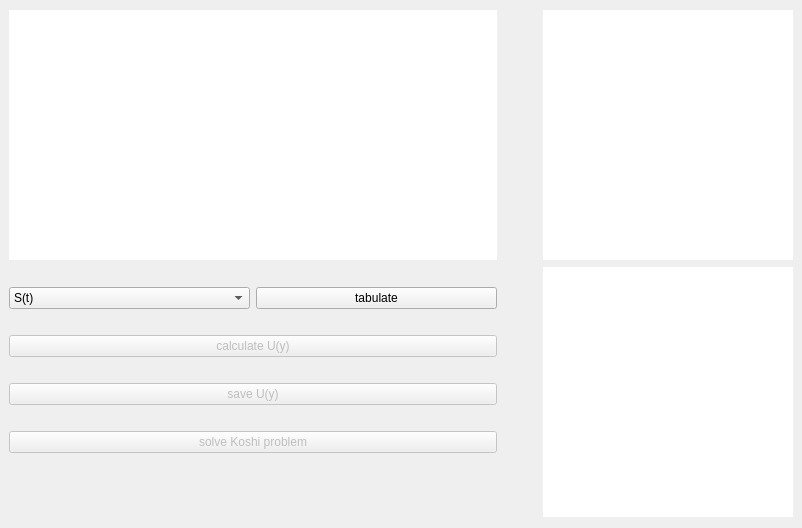
Andrey-Tkachev/threshold-dynamics, file ui_raw/main_window.ui: the form before one commit.
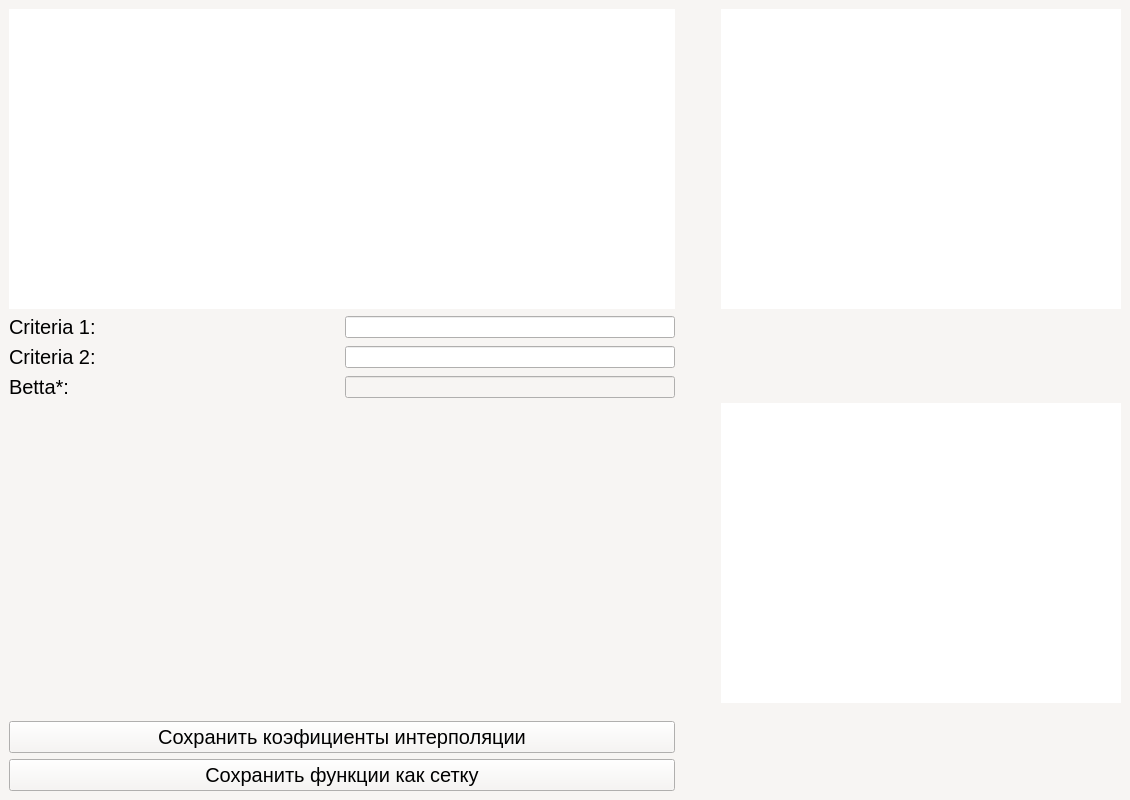
The form after the commit. Custom widgets are drawn as their Qt base class.

```diff
--- a/ui_raw/main_window.ui
+++ b/ui_raw/main_window.ui
@@ -6,13 +6,437 @@
    <rect>
     <x>0</x>
     <y>0</y>
-    <width>802</width>
-    <height>528</height>
+    <width>1130</width>
+    <height>800</height>
    </rect>
   </property>
+  <property name="minimumSize">
+   <size>
+    <width>1024</width>
+    <height>800</height>
+   </size>
+  </property>
+  <property name="palette">
+   <palette>
+    <active>
+     <colorrole role="WindowText">
+      <brush brushstyle="SolidPattern">
+       <color alpha="255">
+        <red>0</red>
+        <green>0</green>
+        <blue>0</blue>
+       </color>
+      </brush>
+     </colorrole>
+     <colorrole role="Button">
+      <brush brushstyle="SolidPattern">
+       <color alpha="255">
+        <red>247</red>
+        <green>245</green>
+        <blue>243</blue>
+       </color>
+      </brush>
+     </colorrole>
+     <colorrole role="Light">
+      <brush brushstyle="SolidPattern">
+       <color alpha="255">
+        <red>255</red>
+        <green>255</green>
+        <blue>255</blue>
+       </color>
+      </brush>
+     </colorrole>
+     <colorrole role="Midlight">
+      <brush brushstyle="SolidPattern">
+       <color alpha="255">
+        <red>251</red>
+        <green>250</green>
+        <blue>249</blue>
+       </color>
+      </brush>
+     </colorrole>
+     <colorrole role="Dark">
+      <brush brushstyle="SolidPattern">
+       <color alpha="255">
+        <red>123</red>
+        <green>122</green>
+        <blue>121</blue>
+       </color>
+      </brush>
+     </colorrole>
+     <colorrole role="Mid">
+      <brush brushstyle="SolidPattern">
+       <color alpha="255">
+        <red>165</red>
+        <green>163</green>
+        <blue>162</blue>
+       </color>
+      </brush>
+     </colorrole>
+     <colorrole role="Text">
+      <brush brushstyle="SolidPattern">
+       <color alpha="255">
+        <red>0</red>
+        <green>0</green>
+        <blue>0</blue>
+       </color>
+      </brush>
+     </colorrole>
+     <colorrole role="BrightText">
+      <brush brushstyle="SolidPattern">
+       <color alpha="255">
+        <red>255</red>
+        <green>255</green>
+        <blue>255</blue>
+       </color>
+      </brush>
+     </colorrole>
+     <colorrole role="ButtonText">
+      <brush brushstyle="SolidPattern">
+       <color alpha="255">
+        <red>0</red>
+        <green>0</green>
+        <blue>0</blue>
+       </color>
+      </brush>
+     </colorrole>
+     <colorrole role="Base">
+      <brush brushstyle="SolidPattern">
+       <color alpha="255">
+        <red>255</red>
+        <green>255</green>
+        <blue>255</blue>
+       </color>
+      </brush>
+     </colorrole>
+     <colorrole role="Window">
+      <brush brushstyle="SolidPattern">
+       <color alpha="255">
+        <red>247</red>
+        <green>245</green>
+        <blue>243</blue>
+       </color>
+      </brush>
+     </colorrole>
+     <colorrole role="Shadow">
+      <brush brushstyle="SolidPattern">
+       <color alpha="255">
+        <red>0</red>
+        <green>0</green>
+        <blue>0</blue>
+       </color>
+      </brush>
+     </colorrole>
+     <colorrole role="AlternateBase">
+      <brush brushstyle="SolidPattern">
+       <color alpha="255">
+        <red>251</red>
+        <green>250</green>
+        <blue>249</blue>
+       </color>
+      </brush>
+     </colorrole>
+     <colorrole role="ToolTipBase">
+      <brush brushstyle="SolidPattern">
+       <color alpha="255">
+        <red>255</red>
+        <green>255</green>
+        <blue>220</blue>
+       </color>
+      </brush>
+     </colorrole>
+     <colorrole role="ToolTipText">
+      <brush brushstyle="SolidPattern">
+       <color alpha="255">
+        <red>0</red>
+        <green>0</green>
+        <blue>0</blue>
+       </color>
+      </brush>
+     </colorrole>
+    </active>
+    <inactive>
+     <colorrole role="WindowText">
+      <brush brushstyle="SolidPattern">
+       <color alpha="255">
+        <red>0</red>
+        <green>0</green>
+        <blue>0</blue>
+       </color>
+      </brush>
+     </colorrole>
+     <colorrole role="Button">
+      <brush brushstyle="SolidPattern">
+       <color alpha="255">
+        <red>247</red>
+        <green>245</green>
+        <blue>243</blue>
+       </color>
+      </brush>
+     </colorrole>
+     <colorrole role="Light">
+      <brush brushstyle="SolidPattern">
+       <color alpha="255">
+        <red>255</red>
+        <green>255</green>
+        <blue>255</blue>
+       </color>
+      </brush>
+     </colorrole>
+     <colorrole role="Midlight">
+      <brush brushstyle="SolidPattern">
+       <color alpha="255">
+        <red>251</red>
+        <green>250</green>
+        <blue>249</blue>
+       </color>
+      </brush>
+     </colorrole>
+     <colorrole role="Dark">
+      <brush brushstyle="SolidPattern">
+       <color alpha="255">
+        <red>123</red>
+        <green>122</green>
+        <blue>121</blue>
+       </color>
+      </brush>
+     </colorrole>
+     <colorrole role="Mid">
+      <brush brushstyle="SolidPattern">
+       <color alpha="255">
+        <red>165</red>
+        <green>163</green>
+        <blue>162</blue>
+       </color>
+      </brush>
+     </colorrole>
+     <colorrole role="Text">
+      <brush brushstyle="SolidPattern">
+       <color alpha="255">
+        <red>0</red>
+        <green>0</green>
+        <blue>0</blue>
+       </color>
+      </brush>
+     </colorrole>
+     <colorrole role="BrightText">
+      <brush brushstyle="SolidPattern">
+       <color alpha="255">
+        <red>255</red>
+        <green>255</green>
+        <blue>255</blue>
+       </color>
+      </brush>
+     </colorrole>
+     <colorrole role="ButtonText">
+      <brush brushstyle="SolidPattern">
+       <color alpha="255">
+        <red>0</red>
+        <green>0</green>
+        <blue>0</blue>
+       </color>
+      </brush>
+     </colorrole>
+     <colorrole role="Base">
+      <brush brushstyle="SolidPattern">
+       <color alpha="255">
+        <red>255</red>
+        <green>255</green>
+        <blue>255</blue>
+       </color>
+      </brush>
+     </colorrole>
+     <colorrole role="Window">
+      <brush brushstyle="SolidPattern">
+       <color alpha="255">
+        <red>247</red>
+        <green>245</green>
+        <blue>243</blue>
+       </color>
+      </brush>
+     </colorrole>
+     <colorrole role="Shadow">
+      <brush brushstyle="SolidPattern">
+       <color alpha="255">
+        <red>0</red>
+        <green>0</green>
+        <blue>0</blue>
+       </color>
+      </brush>
+     </colorrole>
+     <colorrole role="AlternateBase">
+      <brush brushstyle="SolidPattern">
+       <color alpha="255">
+        <red>251</red>
+        <green>250</green>
+        <blue>249</blue>
+       </color>
+      </brush>
+     </colorrole>
+     <colorrole role="ToolTipBase">
+      <brush brushstyle="SolidPattern">
+       <color alpha="255">
+        <red>255</red>
+        <green>255</green>
+        <blue>220</blue>
+       </color>
+      </brush>
+     </colorrole>
+     <colorrole role="ToolTipText">
+      <brush brushstyle="SolidPattern">
+       <color alpha="255">
+        <red>0</red>
+        <green>0</green>
+        <blue>0</blue>
+       </color>
+      </brush>
+     </colorrole>
+    </inactive>
+    <disabled>
+     <colorrole role="WindowText">
+      <brush brushstyle="SolidPattern">
+       <color alpha="255">
+        <red>123</red>
+        <green>122</green>
+        <blue>121</blue>
+       </color>
+      </brush>
+     </colorrole>
+     <colorrole role="Button">
+      <brush brushstyle="SolidPattern">
+       <color alpha="255">
+        <red>247</red>
+        <green>245</green>
+        <blue>243</blue>
+       </color>
+      </brush>
+     </colorrole>
+     <colorrole role="Light">
+      <brush brushstyle="SolidPattern">
+       <color alpha="255">
+        <red>255</red>
+        <green>255</green>
+        <blue>255</blue>
+       </color>
+      </brush>
+     </colorrole>
+     <colorrole role="Midlight">
+      <brush brushstyle="SolidPattern">
+       <color alpha="255">
+        <red>251</red>
+        <green>250</green>
+        <blue>249</blue>
+       </color>
+      </brush>
+     </colorrole>
+     <colorrole role="Dark">
+      <brush brushstyle="SolidPattern">
+       <color alpha="255">
+        <red>123</red>
+        <green>122</green>
+        <blue>121</blue>
+       </color>
+      </brush>
+     </colorrole>
+     <colorrole role="Mid">
+      <brush brushstyle="SolidPattern">
+       <color alpha="255">
+        <red>165</red>
+        <green>163</green>
+        <blue>162</blue>
+       </color>
+      </brush>
+     </colorrole>
+     <colorrole role="Text">
+      <brush brushstyle="SolidPattern">
+       <color alpha="255">
+        <red>123</red>
+        <green>122</green>
+        <blue>121</blue>
+       </color>
+      </brush>
+     </colorrole>
+     <colorrole role="BrightText">
+      <brush brushstyle="SolidPattern">
+       <color alpha="255">
+        <red>255</red>
+        <green>255</green>
+        <blue>255</blue>
+       </color>
+      </brush>
+     </colorrole>
+     <colorrole role="ButtonText">
+      <brush brushstyle="SolidPattern">
+       <color alpha="255">
+        <red>123</red>
+        <green>122</green>
+        <blue>121</blue>
+       </color>
+      </brush>
+     </colorrole>
+     <colorrole role="Base">
+      <brush brushstyle="SolidPattern">
+       <color alpha="255">
+        <red>247</red>
+        <green>245</green>
+        <blue>243</blue>
+       </color>
+      </brush>
+     </colorrole>
+     <colorrole role="Window">
+      <brush brushstyle="SolidPattern">
+       <color alpha="255">
+        <red>247</red>
+        <green>245</green>
+        <blue>243</blue>
+       </color>
+      </brush>
+     </colorrole>
+     <colorrole role="Shadow">
+      <brush brushstyle="SolidPattern">
+       <color alpha="255">
+        <red>0</red>
+        <green>0</green>
+        <blue>0</blue>
+       </color>
+      </brush>
+     </colorrole>
+     <colorrole role="AlternateBase">
+      <brush brushstyle="SolidPattern">
+       <color alpha="255">
+        <red>247</red>
+        <green>245</green>
+        <blue>243</blue>
+       </color>
+      </brush>
+     </colorrole>
+     <colorrole role="ToolTipBase">
+      <brush brushstyle="SolidPattern">
+       <color alpha="255">
+        <red>255</red>
+        <green>255</green>
+        <blue>220</blue>
+       </color>
+      </brush>
+     </colorrole>
+     <colorrole role="ToolTipText">
+      <brush brushstyle="SolidPattern">
+       <color alpha="255">
+        <red>0</red>
+        <green>0</green>
+        <blue>0</blue>
+       </color>
+      </brush>
+     </colorrole>
+    </disabled>
+   </palette>
+  </property>
   <property name="windowTitle">
    <string>MainWindow</string>
   </property>
+  <property name="autoFillBackground">
+   <bool>true</bool>
+  </property>
   <widget class="QWidget" name="centralwidget">
    <layout class="QVBoxLayout" name="verticalLayout">
     <item>
@@ -23,7 +447,7 @@
       <item>
        <widget class="PlotWidget" name="planWidget" native="true">
         <property name="sizePolicy">
-         <sizepolicy hsizetype="Fixed" vsizetype="Fixed">
+         <sizepolicy hsizetype="Expanding" vsizetype="Fixed">
           <horstretch>0</horstretch>
           <verstretch>0</verstretch>
          </sizepolicy>
@@ -31,12 +455,12 @@
         <property name="minimumSize">
          <size>
           <width>480</width>
-          <height>250</height>
+          <height>300</height>
          </size>
         </property>
         <property name="maximumSize">
          <size>
-          <width>500</width>
+          <width>16777215</width>
           <height>16777215</height>
          </size>
         </property>
@@ -486,8 +910,8 @@
         </property>
         <property name="minimumSize">
          <size>
-          <width>250</width>
-          <height>250</height>
+          <width>400</width>
+          <height>300</height>
          </size>
         </property>
         <property name="palette">
@@ -918,101 +1342,147 @@
        <layout class="QVBoxLayout" name="verticalLayout_2">
         <item>
          <layout class="QHBoxLayout" name="horizontalLayout">
-          <property name="sizeConstraint">
-           <enum>QLayout::SetMinimumSize</enum>
-          </property>
           <item>
-           <widget class="QComboBox" name="comboBox">
-            <item>
-             <property name="text">
-              <string>S(t)</string>
-             </property>
-            </item>
-            <item>
-             <property name="text">
-              <string>u(y)</string>
-             </property>
-            </item>
-            <item>
-             <property name="text">
-              <string>z(t)</string>
-             </property>
-            </item>
-            <item>
-             <property name="text">
-              <string>p(w)</string>
-             </property>
-            </item>
+           <widget class="QLabel" name="label">
+            <property name="sizePolicy">
+             <sizepolicy hsizetype="Expanding" vsizetype="Fixed">
+              <horstretch>0</horstretch>
+              <verstretch>0</verstretch>
+             </sizepolicy>
+            </property>
+            <property name="minimumSize">
+             <size>
+              <width>240</width>
+              <height>0</height>
+             </size>
+            </property>
+            <property name="font">
+             <font>
+              <pointsize>15</pointsize>
+             </font>
+            </property>
+            <property name="text">
+             <string>Criteria 1:</string>
+            </property>
            </widget>
           </item>
           <item>
-           <widget class="QPushButton" name="tabulateP">
+           <widget class="QLineEdit" name="firstCrtField">
             <property name="sizePolicy">
-             <sizepolicy hsizetype="Minimum" vsizetype="Fixed">
+             <sizepolicy hsizetype="Expanding" vsizetype="Fixed">
               <horstretch>0</horstretch>
               <verstretch>0</verstretch>
              </sizepolicy>
             </property>
-            <property name="maximumSize">
+            <property name="minimumSize">
              <size>
-              <width>16777</width>
-              <height>16777215</height>
+              <width>240</width>
+              <height>0</height>
              </size>
             </property>
-            <property name="layoutDirection">
-             <enum>Qt::LeftToRight</enum>
+            <property name="readOnly">
+             <bool>true</bool>
             </property>
+           </widget>
+          </item>
+         </layout>
+        </item>
+        <item>
+         <layout class="QHBoxLayout" name="horizontalLayout_2">
+          <item>
+           <widget class="QLabel" name="label_2">
+            <property name="sizePolicy">
+             <sizepolicy hsizetype="Expanding" vsizetype="Preferred">
+              <horstretch>0</horstretch>
+              <verstretch>0</verstretch>
+             </sizepolicy>
+            </property>
+            <property name="minimumSize">
+             <size>
+              <width>240</width>
+              <height>0</height>
+             </size>
+            </property>
+            <property name="font">
+             <font>
+              <pointsize>15</pointsize>
+             </font>
+            </property>
             <property name="text">
-             <string>tabulate</string>
+             <string>Criteria 2:</string>
             </property>
            </widget>
           </item>
+          <item>
+           <widget class="QLineEdit" name="secondCrtField">
+            <property name="sizePolicy">
+             <sizepolicy hsizetype="Expanding" vsizetype="Fixed">
+              <horstretch>0</horstretch>
+              <verstretch>0</verstretch>
+             </sizepolicy>
+            </property>
+            <property name="minimumSize">
+             <size>
+              <width>240</width>
+              <height>0</height>
+             </size>
+            </property>
+            <property name="readOnly">
+             <bool>true</bool>
+            </property>
+           </widget>
+          </item>
          </layout>
         </item>
         <item>
-         <widget class="QPushButton" name="caltulateU">
-          <property name="enabled">
-           <bool>false</bool>
-          </property>
-          <property name="maximumSize">
-           <size>
-            <width>16775</width>
-            <height>16777215</height>
-           </size>
-          </property>
-          <property name="layoutDirection">
-           <enum>Qt::LeftToRight</enum>
-          </property>
-          <property name="text">
-           <string>calculate U(y)</string>
-          </property>
-         </widget>
-        </item>
-        <item>
-         <widget class="QPushButton" name="saveU">
-          <property name="enabled">
-           <bool>false</bool>
-          </property>
-          <property name="sizePolicy">
-           <sizepolicy hsizetype="Minimum" vsizetype="Fixed">
-            <horstretch>0</horstretch>
-            <verstretch>0</verstretch>
-           </sizepolicy>
-          </property>
-          <property name="text">
-           <string>save U(y)</string>
-          </property>
-         </widget>
-        </item>
-        <item>
-         <widget class="QPushButton" name="solveKoshi">
-          <property name="enabled">
-           <bool>false</bool>
-          </property>
-          <property name="text">
-           <string>solve Koshi problem</string>
-          </property>
-         </widget>
+         <layout class="QHBoxLayout" name="horizontalLayout_4">
+          <item>
+           <widget class="QLabel" name="label_3">
+            <property name="sizePolicy">
+             <sizepolicy hsizetype="Expanding" vsizetype="Preferred">
+              <horstretch>0</horstretch>
+              <verstretch>0</verstretch>
+             </sizepolicy>
+            </property>
+            <property name="minimumSize">
+             <size>
+              <width>240</width>
+              <height>0</height>
+             </size>
+            </property>
+            <property name="font">
+             <font>
+              <pointsize>15</pointsize>
+             </font>
+            </property>
+            <property name="text">
+             <string>Betta*:</string>
+            </property>
+           </widget>
+          </item>
+          <item>
+           <widget class="QLineEdit" name="bettaField">
+            <property name="enabled">
+             <bool>false</bool>
+            </property>
+            <property name="sizePolicy">
+             <sizepolicy hsizetype="Expanding" vsizetype="Fixed">
+              <horstretch>0</horstretch>
+              <verstretch>0</verstretch>
+             </sizepolicy>
+            </property>
+            <property name="minimumSize">
+             <size>
+              <width>240</width>
+              <height>0</height>
+             </size>
+            </property>
+            <property name="readOnly">
+             <bool>true</bool>
+            </property>
+           </widget>
+          </item>
+         </layout>
         </item>
         <item>
          <spacer name="verticalSpacer">
@@ -1020,7 +1490,7 @@
            <enum>Qt::Vertical</enum>
           </property>
           <property name="sizeType">
-           <enum>QSizePolicy::Preferred</enum>
+           <enum>QSizePolicy::MinimumExpanding</enum>
           </property>
           <property name="sizeHint" stdset="0">
            <size>
@@ -1030,6 +1500,54 @@
           </property>
          </spacer>
         </item>
+        <item>
+         <widget class="QPushButton" name="saveInterpolation">
+          <property name="sizePolicy">
+           <sizepolicy hsizetype="Expanding" vsizetype="Fixed">
+            <horstretch>0</horstretch>
+            <verstretch>0</verstretch>
+           </sizepolicy>
+          </property>
+          <property name="minimumSize">
+           <size>
+            <width>400</width>
+            <height>0</height>
+           </size>
+          </property>
+          <property name="font">
+           <font>
+            <pointsize>15</pointsize>
+           </font>
+          </property>
+          <property name="text">
+           <string>Сохранить коэфициенты интерполяции</string>
+          </property>
+         </widget>
+        </item>
+        <item>
+         <widget class="QPushButton" name="saveTabulation">
+          <property name="sizePolicy">
+           <sizepolicy hsizetype="Expanding" vsizetype="Fixed">
+            <horstretch>0</horstretch>
+            <verstretch>0</verstretch>
+           </sizepolicy>
+          </property>
+          <property name="minimumSize">
+           <size>
+            <width>400</width>
+            <height>0</height>
+           </size>
+          </property>
+          <property name="font">
+           <font>
+            <pointsize>15</pointsize>
+           </font>
+          </property>
+          <property name="text">
+           <string>Сохранить функции как сетку</string>
+          </property>
+         </widget>
+        </item>
        </layout>
       </item>
       <item>
@@ -1038,7 +1556,7 @@
          <enum>Qt::Horizontal</enum>
         </property>
         <property name="sizeType">
-         <enum>QSizePolicy::Fixed</enum>
+         <enum>QSizePolicy::Maximum</enum>
         </property>
         <property name="sizeHint" stdset="0">
          <size>
@@ -1051,21 +1569,21 @@
       <item>
        <widget class="PlotWidget" name="uWidget" native="true">
         <property name="sizePolicy">
-         <sizepolicy hsizetype="Preferred" vsizetype="Fixed">
+         <sizepolicy hsizetype="Fixed" vsizetype="Fixed">
           <horstretch>0</horstretch>
           <verstretch>0</verstretch>
          </sizepolicy>
         </property>
         <property name="minimumSize">
          <size>
-          <width>0</width>
-          <height>250</height>
+          <width>400</width>
+          <height>300</height>
          </size>
         </property>
         <property name="maximumSize">
          <size>
-          <width>250</width>
-          <height>250</height>
+          <width>16777215</width>
+          <height>16777215</height>
          </size>
         </property>
         <property name="palette">
```
Left out of the diff: 2 changed lines with no effect on the pictures.
